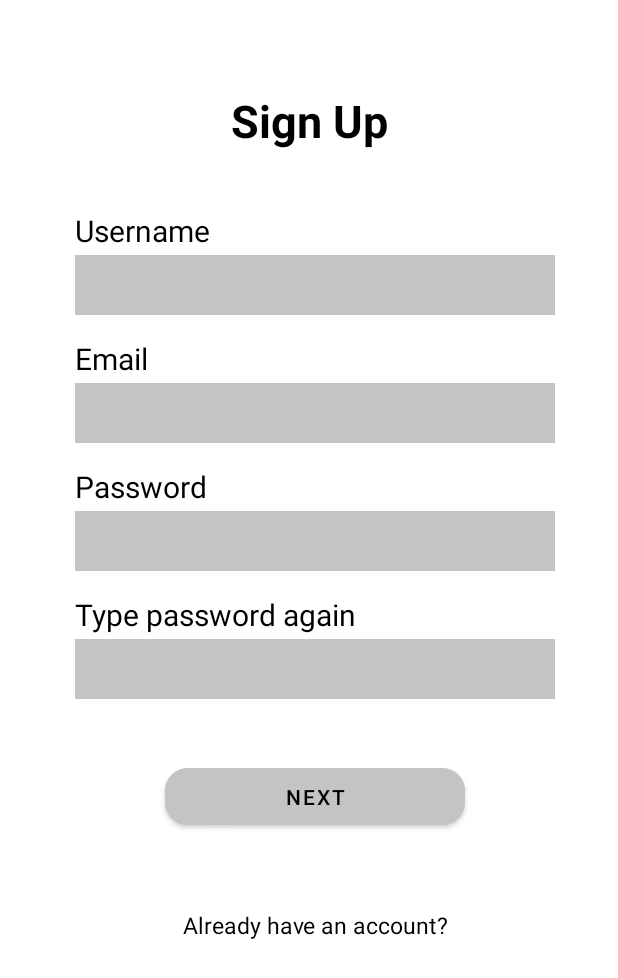
After one commit to wahyuvlntn/Y-PRENEUR, an Android app: the layout activity_sign_up.xml on its own in the app's theme, with its tools: preview values and no code run, on a phone screen of 412 x 824 dp. The commit adds this screen. Shown: the top 978 px of the screen. Run offline under Robolectric (Android 15) with nearby library versions, the phone set to English and light mode, and no system bars.

Commit message:
Initial Commit

```diff
--- a/app/build.gradle
+++ b/app/build.gradle
@@ -5,7 +5,9 @@ plugins {
 apply plugin: 'com.google.gms.google-services'
 android {
     compileSdk 32
-
+    buildFeatures{
+        viewBinding true
+    }
     defaultConfig {
         applicationId "com.example.y_preneur"
         minSdk 21
@@ -37,6 +39,7 @@ dependencies {
     implementation 'androidx.appcompat:appcompat:1.3.0'
     implementation 'com.google.android.material:material:1.4.0'
     implementation 'androidx.constraintlayout:constraintlayout:2.0.4'
+    implementation 'com.google.firebase:firebase-auth:21.0.1'
     testImplementation 'junit:junit:4.13.2'
     androidTestImplementation 'androidx.test.ext:junit:1.1.3'
     androidTestImplementation 'androidx.test.espresso:espresso-core:3.4.0'
--- a/app/src/main/java/com/example/y_preneur/MainActivity.kt
+++ b/app/src/main/java/com/example/y_preneur/RegisterActivity.kt
@@ -3,9 +3,10 @@ package com.example.y_preneur
 import androidx.appcompat.app.AppCompatActivity
 import android.os.Bundle
 
-class MainActivity : AppCompatActivity() {
+class RegisterActivity : AppCompatActivity() {
     override fun onCreate(savedInstanceState: Bundle?) {
         super.onCreate(savedInstanceState)
-        setContentView(R.layout.activity_main)
+        setContentView(R.layout.activity_register)
+
     }
 }
--- /dev/null
+++ b/app/src/main/res/layout/activity_sign_up.xml
@@ -0,0 +1,153 @@
+<?xml version="1.0" encoding="utf-8"?>
+<androidx.constraintlayout.widget.ConstraintLayout xmlns:android="http://schemas.android.com/apk/res/android"
+    xmlns:app="http://schemas.android.com/apk/res-auto"
+    xmlns:tools="http://schemas.android.com/tools"
+    android:layout_width="match_parent"
+    android:layout_height="match_parent"
+    tools:context=".SignUpActivity">
+
+    <TextView
+        android:id="@+id/tv_sign_up"
+        android:layout_width="match_parent"
+        android:layout_height="wrap_content"
+        android:text="Sign Up"
+        android:textSize="30dp"
+        android:textStyle="bold"
+        android:textColor="@color/black"
+        android:gravity="center"
+        android:layout_marginTop="60dp"
+        app:layout_constraintStart_toStartOf="parent"
+        app:layout_constraintTop_toTopOf="parent"
+        app:layout_constraintEnd_toEndOf="parent"
+        ></TextView>
+
+    <TextView
+        android:id="@+id/tv_username"
+        android:layout_width="wrap_content"
+        android:layout_height="wrap_content"
+        android:text="Username"
+        android:textColor="@color/black"
+        android:textSize="20dp"
+        android:layout_marginLeft="50dp"
+        android:layout_marginTop="140dp"
+        app:layout_constraintEnd_toEndOf="parent"
+        app:layout_constraintHorizontal_bias="0.0"
+        app:layout_constraintStart_toStartOf="parent"
+        app:layout_constraintTop_toTopOf="parent"></TextView>
+
+    <EditText
+        android:id="@+id/et_username"
+        android:layout_width="320dp"
+        android:layout_height="40dp"
+        android:background="#C4C4C4"
+        app:layout_constraintEnd_toEndOf="@id/tv_username"
+        app:layout_constraintHorizontal_bias="0.0"
+        app:layout_constraintStart_toStartOf="@id/tv_username"
+        app:layout_constraintTop_toTopOf="@id/tv_username"
+        android:layout_gravity="center_horizontal"
+        android:layout_marginTop="30dp"></EditText>
+
+    <TextView
+        android:id="@+id/tv_email"
+        android:layout_width="wrap_content"
+        android:layout_height="wrap_content"
+        android:layout_marginTop="55dp"
+        android:text="Email"
+        android:textColor="@color/black"
+        android:textSize="20dp"
+        app:layout_constraintEnd_toEndOf="@id/et_username"
+        app:layout_constraintHorizontal_bias="0.0"
+        app:layout_constraintStart_toStartOf="@+id/tv_username"
+        app:layout_constraintTop_toTopOf="@id/et_username"></TextView>
+
+    <EditText
+        android:id="@+id/et_email"
+        android:background="#C4C4C4"
+        android:layout_width="320dp"
+        android:layout_height="40dp"
+        app:layout_constraintEnd_toEndOf="@id/tv_email"
+        app:layout_constraintHorizontal_bias="0.0"
+        app:layout_constraintStart_toStartOf="@id/tv_email"
+        app:layout_constraintTop_toTopOf="@id/tv_email"
+        android:layout_gravity="center_horizontal"
+        android:layout_marginTop="30dp"></EditText>
+
+    <TextView
+        android:id="@+id/tv_password"
+        android:layout_width="wrap_content"
+        android:layout_height="wrap_content"
+        android:layout_marginTop="55dp"
+        android:text="Password"
+        android:textColor="@color/black"
+        android:textSize="20dp"
+        app:layout_constraintEnd_toEndOf="@id/et_email"
+        app:layout_constraintHorizontal_bias="0.0"
+        app:layout_constraintStart_toStartOf="@+id/et_email"
+        app:layout_constraintTop_toTopOf="@id/et_email"></TextView>
+
+    <EditText
+        android:id="@+id/et_password"
+        android:background="#C4C4C4"
+        android:layout_width="320dp"
+        android:layout_height="40dp"
+        app:layout_constraintEnd_toEndOf="@id/tv_password"
+        app:layout_constraintHorizontal_bias="0.0"
+        app:layout_constraintStart_toStartOf="@id/tv_password"
+        app:layout_constraintTop_toTopOf="@id/tv_password"
+        android:inputType="textPassword"
+        android:layout_gravity="center_horizontal"
+        android:layout_marginTop="30dp"></EditText>
+
+    <TextView
+        android:id="@+id/tv_repassword"
+        android:layout_width="wrap_content"
+        android:layout_height="wrap_content"
+        android:layout_marginTop="55dp"
+        android:text="Type password again"
+        android:textColor="@color/black"
+        android:textSize="20dp"
+        app:layout_constraintEnd_toEndOf="@id/et_password"
+        app:layout_constraintHorizontal_bias="0.0"
+        app:layout_constraintStart_toStartOf="@+id/et_password"
+        app:layout_constraintTop_toTopOf="@id/et_password"></TextView>
+
+    <EditText
+        android:id="@+id/et_repassword"
+        android:layout_width="320dp"
+        android:layout_height="40dp"
+        app:layout_constraintEnd_toEndOf="@id/tv_repassword"
+        android:background="#C4C4C4"
+        app:layout_constraintHorizontal_bias="0.0"
+        app:layout_constraintStart_toStartOf="@id/tv_repassword"
+        app:layout_constraintTop_toTopOf="@id/tv_repassword"
+        android:layout_gravity="center_horizontal"
+        android:inputType="textPassword"
+        android:layout_marginTop="30dp"></EditText>
+
+    <Button
+        android:id="@+id/btn_next"
+        android:layout_width="200dp"
+        android:layout_height="50dp"
+        android:layout_gravity="center_horizontal"
+        android:layout_marginTop="80dp"
+        android:backgroundTint="#C4C4C4"
+        android:text="NEXT"
+        android:textColor="@color/black"
+        app:cornerRadius="15dp"
+        app:layout_constraintEnd_toEndOf="@id/et_password"
+        app:layout_constraintStart_toStartOf="@id/et_repassword"
+        app:layout_constraintTop_toTopOf="@id/et_repassword"></Button>
+
+    <TextView
+        android:layout_width="wrap_content"
+        android:layout_height="wrap_content"
+        android:gravity="center_horizontal"
+        android:text="Already have an account?"
+        android:textSize="15dp"
+        android:textColor="@color/black"
+        app:layout_constraintEnd_toEndOf="@id/btn_next"
+        app:layout_constraintStart_toStartOf="@id/btn_next"
+        app:layout_constraintTop_toTopOf="@id/btn_next"
+        android:layout_marginTop="100dp"></TextView>
+
+</androidx.constraintlayout.widget.ConstraintLayout>
--- a/settings.gradle
+++ b/settings.gradle
@@ -6,7 +6,7 @@ pluginManagement {
     }
 }
 dependencyResolutionManagement {
-    repositoriesMode.set(RepositoriesMode.FAIL_ON_PROJECT_REPOS)
+    repositoriesMode.set(RepositoriesMode.PREFER_SETTINGS)
     repositories {
         google()
         mavenCentral()
```
Also changed, not shown: app/src/main/AndroidManifest.xml (+7 -4 lines), app/src/main/java/com/example/y_preneur/SignUpActivity.kt (added, +59 -0 lines), app/src/main/res/layout/activity_main.xml (deleted, +0 -18 lines), app/src/main/res/layout/activity_register.xml (added, +136 -0 lines), build.gradle (+8 -4 lines), 2 other files.
